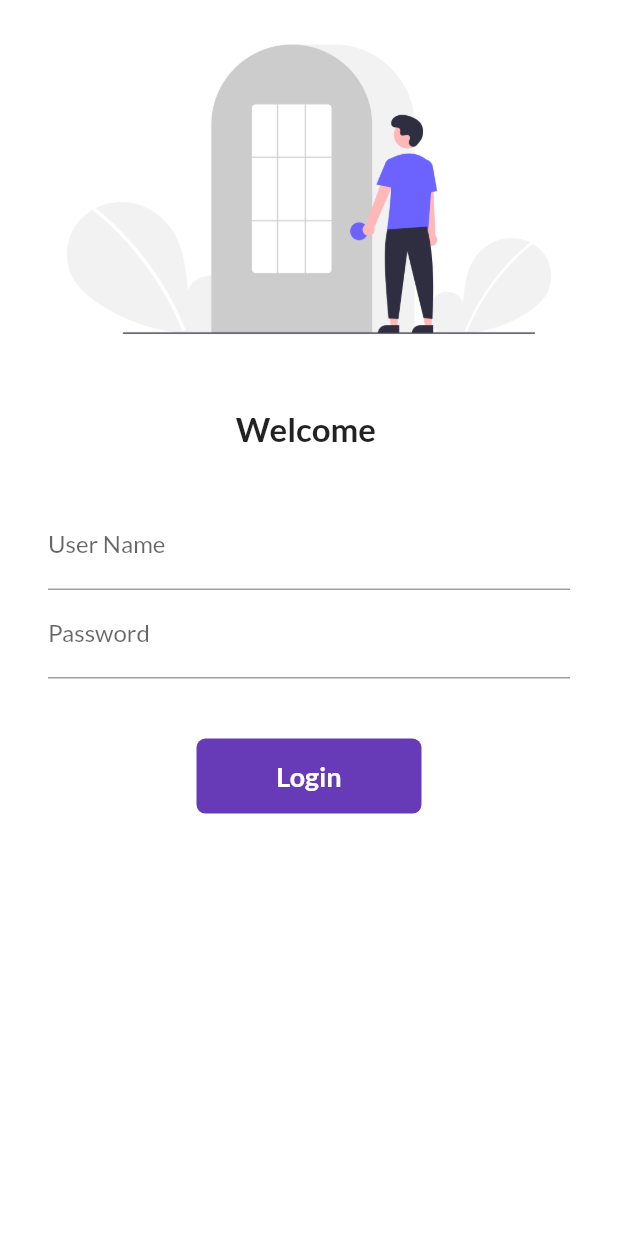
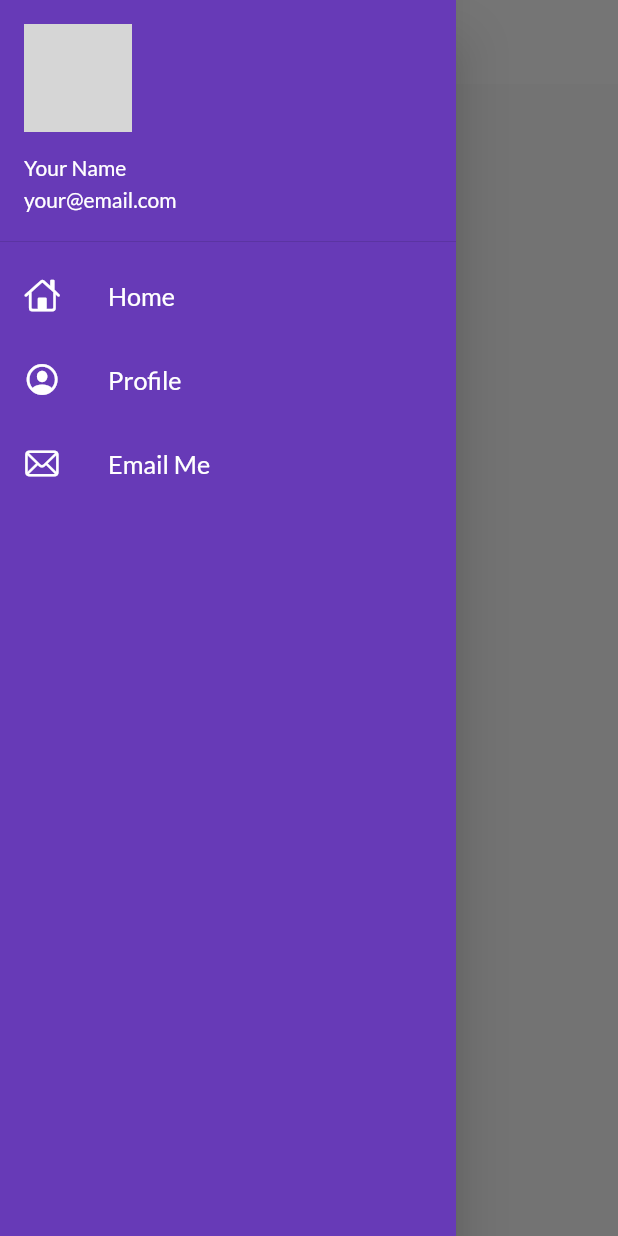
Before and after one commit to moeezs82/flutter-app, a Flutter app: the screen it shows after launch, with the side drawer open (before the commit the screen has no drawer), on a phone screen of 412 x 824 dp. Run offline on Flutter 3.47's test engine with Material 2 defaults, Android fonts, the phone set to English and light mode, and no system bars; our stand-ins replace google_fonts; network calls fail; grey boxes are pictures that could not be loaded.

Commit message:
theme work done

```diff
--- /dev/null
+++ b/lib/Utils/theme.dart
@@ -0,0 +1,22 @@
+import 'package:flutter/material.dart';
+import 'package:google_fonts/google_fonts.dart';
+
+class MyTheme {
+  static ThemeData lightTheme(BuildContext context) => ThemeData(
+    primarySwatch: Colors.deepPurple,  //swatch to automatically adjust color
+    fontFamily: GoogleFonts.lato().fontFamily,
+    appBarTheme: AppBarTheme(
+      color: Colors.white,
+      elevation: 0.0,
+      iconTheme: IconThemeData(
+        color: Colors.black,
+      ),
+      toolbarTextStyle: Theme.of(context).textTheme.bodyText2,
+      titleTextStyle: Theme.of(context).textTheme.headline6,
+
+    )
+  );
+  static ThemeData darkTheme(BuildContext context) => ThemeData(
+      brightness: Brightness.dark,
+  );
+}
--- a/lib/main.dart
+++ b/lib/main.dart
@@ -1,5 +1,6 @@
 import 'package:flutter/material.dart';
 import 'package:untitled3/Utils/routes.dart';
+import 'package:untitled3/Utils/theme.dart';
 import 'package:untitled3/pages/home_page.dart';
 import 'package:untitled3/pages/login_page.dart';
 import 'package:google_fonts/google_fonts.dart';
@@ -16,13 +17,10 @@ class MyApp extends StatelessWidget {
     return MaterialApp(
       // home: HomePage(),  //define in route
       themeMode: ThemeMode.light,  //dark for dark mode
-      theme: ThemeData(
-          primarySwatch: Colors.deepPurple,  //swatch to automatically adjust color
-          fontFamily: GoogleFonts.lato().fontFamily
-      ),
-      darkTheme: ThemeData(
-        brightness: Brightness.dark,
-      ),
+      theme: MyTheme.lightTheme(context),
+      darkTheme: MyTheme.darkTheme(context),
+      debugShowCheckedModeBanner: false,
+      initialRoute: MyRoutes.homeRoute,
       routes: {
         "/": (context) => LoginPage(),
         MyRoutes.homeRoute: (context) => HomePage(),
--- a/lib/pages/home_page.dart
+++ b/lib/pages/home_page.dart
@@ -1,4 +1,5 @@
 import 'package:flutter/material.dart';
+import 'package:untitled3/widget/drawer.dart';
 
 class HomePage extends StatelessWidget {
   const HomePage({Key? key}) : super(key: key);
@@ -14,7 +15,7 @@ class HomePage extends StatelessWidget {
           child: Text("Welcome to my App"),
         ),
       ),
-      drawer: Drawer(),
+      drawer: MyDrawer(),
     );
   }
 }
--- /dev/null
+++ b/lib/widget/drawer.dart
@@ -0,0 +1,68 @@
+import 'package:flutter/cupertino.dart';
+import 'package:flutter/material.dart';
+
+class MyDrawer extends StatelessWidget {
+  const MyDrawer({Key? key}) : super(key: key);
+
+  @override
+  Widget build(BuildContext context) {
+    final ImageUrl = "https://toppng.com/uploads/preview/cool-avatar-transparent-image-cool-boy-avatar-11562893383qsirclznyw.png";
+    return Drawer(
+      child: Container(
+        color: Colors.deepPurple,
+        child: ListView(
+          // padding: EdgeInsets.zero,
+          children: [
+            DrawerHeader(
+                padding: EdgeInsets.zero,
+                child: UserAccountsDrawerHeader(
+                  margin: EdgeInsets.zero,
+                  accountName: Text("Your Name"),
+                  accountEmail: Text("your@email.com"),
+                  currentAccountPicture: CircleAvatar(
+                    backgroundImage: NetworkImage(ImageUrl),
+                  ),
+            ),
+            ),
+            ListTile(
+              leading: Icon(
+                CupertinoIcons.home,
+                color: Colors.white,
+              ),
+              title: Text("Home",
+              textScaleFactor: 1.2,
+              style: TextStyle(
+                color: Colors.white
+              ),
+              ),
+            ),
+            ListTile(
+              leading: Icon(
+                CupertinoIcons.profile_circled,
+                color: Colors.white,
+              ),
+              title: Text("Profile",
+              textScaleFactor: 1.2,
+              style: TextStyle(
+                color: Colors.white
+              ),
+              ),
+            ),
+            ListTile(
+              leading: Icon(
+                CupertinoIcons.mail,
+                color: Colors.white,
+              ),
+              title: Text("Email Me",
+              textScaleFactor: 1.2,
+              style: TextStyle(
+                color: Colors.white
+              ),
+              ),
+            ),
+          ],
+        ),
+      ),
+    );
+  }
+}
```
Also changed, not shown: lib/pages/login_page.dart (+39 -21 lines), assets/images/welcome.png (added).
